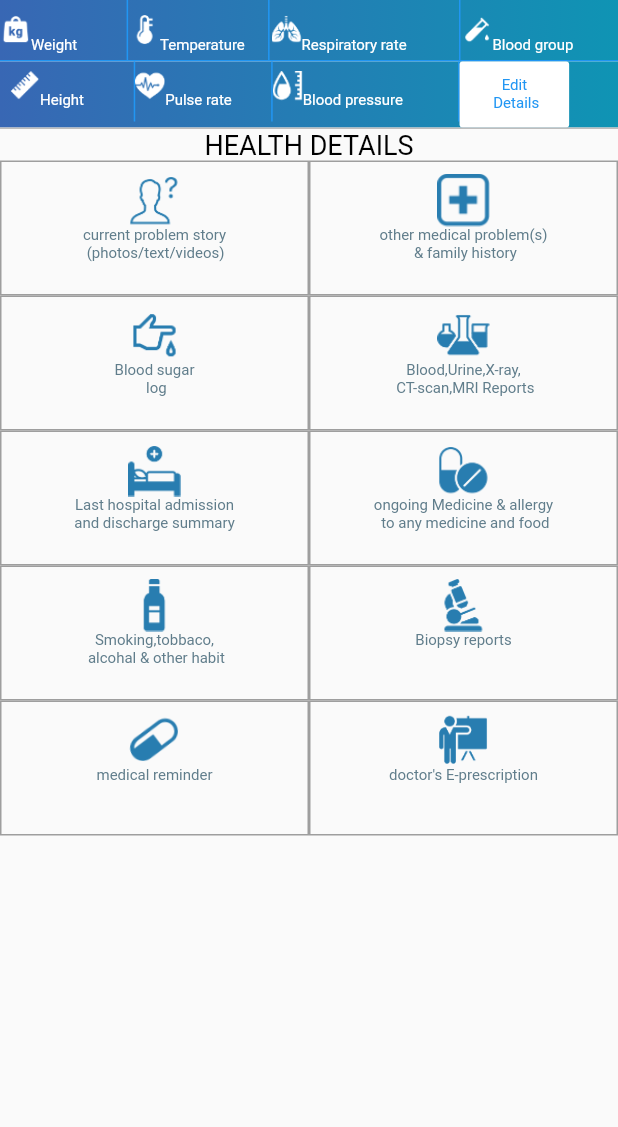
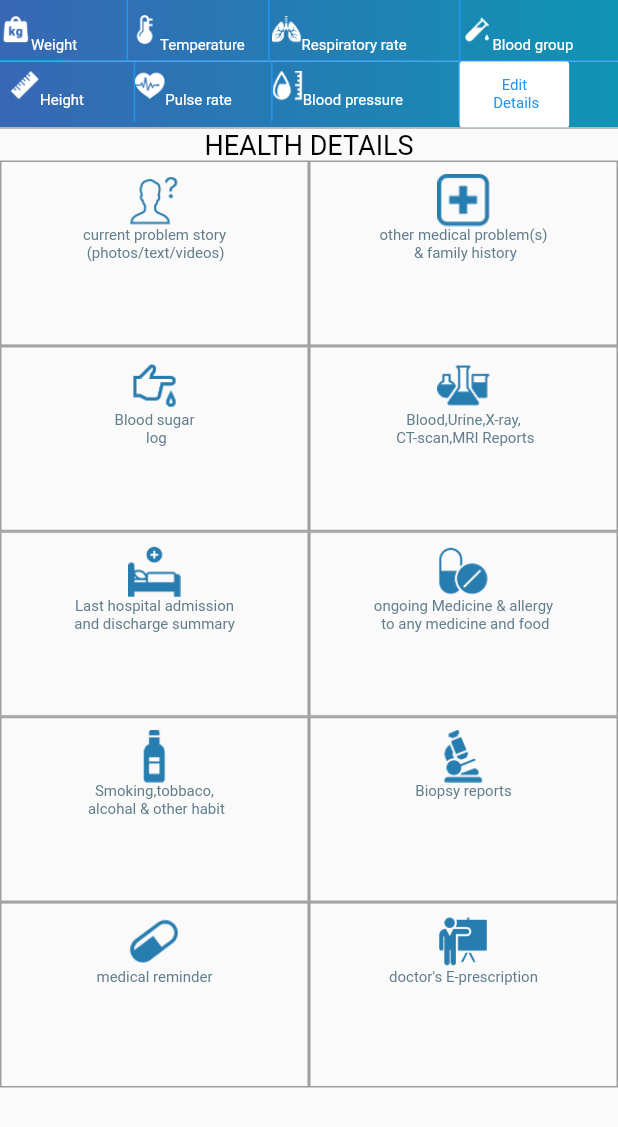
Before and after one commit to girishra/doc, a Flutter app: the HealthWallet screen opened directly, on a phone screen of 412 x 824 dp. Shown: the top 1127 px of the screen. Run offline on Flutter 3.47's test engine with Material 2 defaults, Android fonts, the phone set to English and light mode, and no system bars; our stand-ins replace page_indicator, smooth_page_indicator; network calls fail.

Commit message:
issues fix

```diff
--- a/lib/Screens/health_wallet.dart
+++ b/lib/Screens/health_wallet.dart
@@ -19,6 +19,7 @@ class _HealthWalletShopListState extends State<HealthWallet> {
           child: Column(
             children: <Widget>[
               Container(
+
                 decoration: BoxDecoration(
                     gradient: LinearGradient(colors: [
                       Color.fromRGBO(56, 103, 180, 1),
@@ -216,7 +217,7 @@ class _HealthWalletShopListState extends State<HealthWallet> {
                     TableRow(
                       children: [
                         Container(
-                          height: 90,
+                         height: MediaQuery.of(context).size.height*0.15,
 
                           decoration: BoxDecoration(
                             border: Border.all(color: Colors.grey,
@@ -241,7 +242,7 @@ class _HealthWalletShopListState extends State<HealthWallet> {
                           ),
                         ),
                         Container(
-                          height: 90,
+                        height: MediaQuery.of(context).size.height*0.15,
                           decoration: BoxDecoration(
                             border: Border.all(color: Colors.grey,
                               width: 1, //
@@ -269,7 +270,7 @@ class _HealthWalletShopListState extends State<HealthWallet> {
                     TableRow(
                         children: [
                           Container(
-                            height: 90,
+                           height: MediaQuery.of(context).size.height*0.15,
                             decoration: BoxDecoration(
                               border: Border.all(color: Colors.grey,
                                 width: 1, //                   <--- border width here
@@ -294,7 +295,7 @@ class _HealthWalletShopListState extends State<HealthWallet> {
                           ),
 
                           Container(
-                            height: 90,
+                           height: MediaQuery.of(context).size.height*0.15,
                             decoration: BoxDecoration(
                               border: Border.all(color: Colors.grey,
                                 width: 1, //                   <--- border width here
@@ -320,7 +321,7 @@ class _HealthWalletShopListState extends State<HealthWallet> {
                     TableRow(
                         children: [
                           Container(
-                            height: 90,
+                           height: MediaQuery.of(context).size.height*0.15,
                             decoration: BoxDecoration(
                               border: Border.all(color: Colors.grey,
                                 width: 1, //                   <--- border width here
@@ -343,7 +344,7 @@ class _HealthWalletShopListState extends State<HealthWallet> {
                           ),
 
                           Container(
-                            height: 90,
+                          height: MediaQuery.of(context).size.height*0.15,
                             decoration: BoxDecoration(
                               border: Border.all(color: Colors.grey,
                                 width: 1, //
@@ -369,7 +370,7 @@ class _HealthWalletShopListState extends State<HealthWallet> {
                     TableRow(
                         children: [
                           Container(
-                            height: 90,
+                         height: MediaQuery.of(context).size.height*0.15,
 
                             decoration: BoxDecoration(
                               border: Border.all(color: Colors.grey,
@@ -393,7 +394,7 @@ class _HealthWalletShopListState extends State<HealthWallet> {
                           ),
 
                           Container(
-                            height: 90,
+                       height: MediaQuery.of(context).size.height*0.15,
                             decoration: BoxDecoration(
                               border: Border.all(color: Colors.grey,
                                 width: 1, //                   <--- border width here
@@ -418,7 +419,7 @@ class _HealthWalletShopListState extends State<HealthWallet> {
                     ),   TableRow(
                         children: [
                           Container(
-                            height: 90,
+                           height: MediaQuery.of(context).size.height*0.15,
                             decoration: BoxDecoration(
                               border: Border.all(color: Colors.grey,
                                 width: 1, //                   <--- border width here
@@ -441,7 +442,7 @@ class _HealthWalletShopListState extends State<HealthWallet> {
                           ),
 
                           Container(
-                            height: 90,
+                          height: MediaQuery.of(context).size.height*0.15,
                             decoration: BoxDecoration(
                               border: Border.all(color: Colors.grey,
                                 width: 1, //                   <--- border width here
```
Also changed, not shown: lib/Screens/Dashboard.dart (+69 -5 lines).
